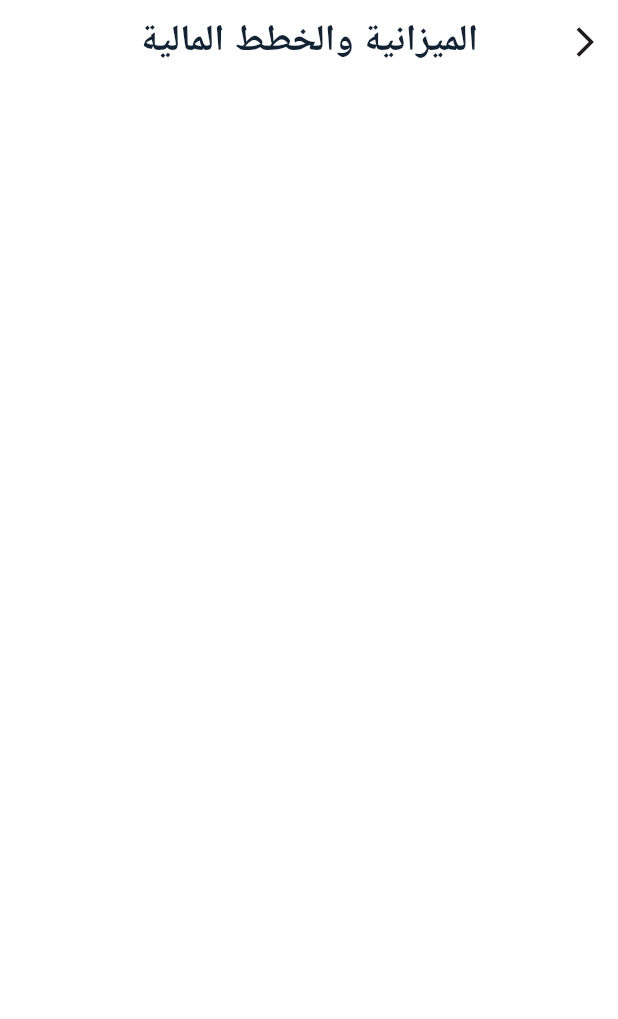
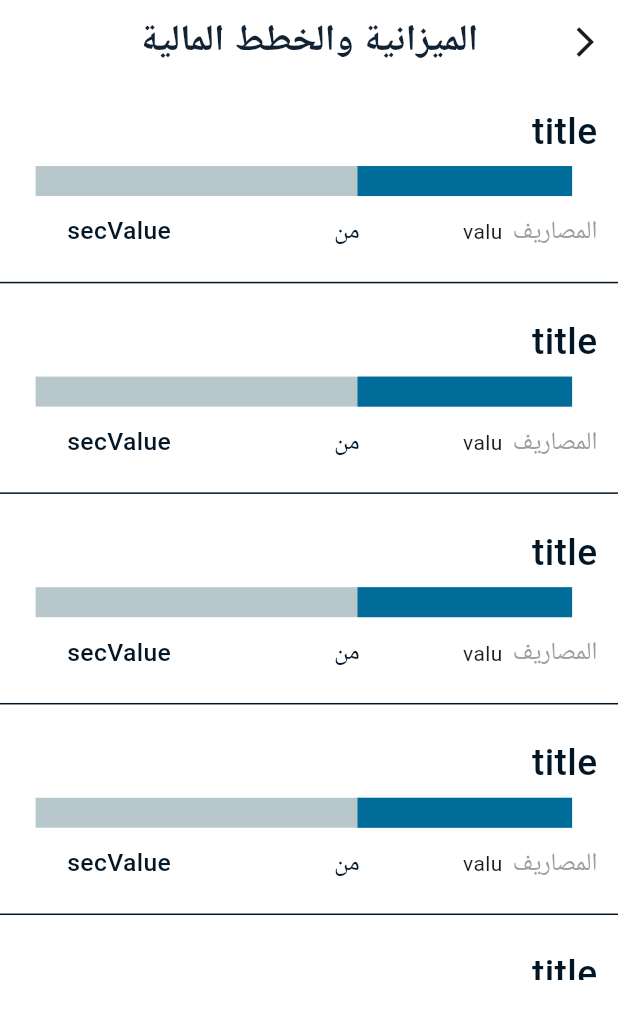
Before and after one commit to tsquare-alex/expenses, a Flutter app: the Budget screen opened directly, on a phone screen of 412 x 824 dp. Shown: the top 1019 px of the screen. Run offline on Flutter 3.47's test engine with Material 3 defaults, Android fonts, the light colour scheme and no system bars; drawn by our look-alikes of flutter_easyloading, percent_indicator; our stand-ins replace animated_bottom_navigation_bar, auto_route, bloc, cloud_firestore, equatable, firebase_auth and 11 more; missing offline and left inert: circle_progress_bar; accounts and stored records are empty; Roboto replaces fonts that are missing (Tajawal).

Commit message:
add item budget

```diff
--- a/lib/general/constants/custom_ drop_down/PopUpMenu.dart
+++ b/lib/general/constants/custom_ drop_down/PopUpMenu.dart
@@ -2,7 +2,6 @@ import 'dart:async';
 import 'package:flutter/foundation.dart';
 import 'package:flutter/material.dart';
 import 'package:flutter/rendering.dart';
-import 'package:flutter/widgets.dart';
 
 import 'PopUpSafeArea.dart';
 
--- a/lib/res.dart
+++ b/lib/res.dart
@@ -14,7 +14,7 @@ class Res {
   static const String home = "assets/images/home.png";
   static const String icon = "assets/images/icon.png";
   static const String lang = "assets/images/lang.png";
-  static const String launcher_icon = "assets/images/launcher_icon.png";
+  static const String launcherIcon = "assets/images/launcher_icon.png";
   static const String logo = "assets/images/logo.png";
   static const String marker = "assets/images/marker.png";
   static const String mobile = "assets/images/mobile.svg";
--- a/lib/user/screens/budget/budget.dart
+++ b/lib/user/screens/budget/budget.dart
@@ -8,7 +8,6 @@ class Budget extends StatefulWidget {
 }
 
 class _BudgetState extends State<Budget> {
-
   BudgetData data = BudgetData();
   @override
   Widget build(BuildContext context) {
@@ -29,6 +28,26 @@ class _BudgetState extends State<Budget> {
           fontWeight: FontWeight.bold,
         ),
       ),
+      body: Column(
+        children: [
+          Container(
+            height: 500.h,
+            child: ListView.separated(
+              itemCount: 5,
+              itemBuilder: (context, index) => ItemBudget(
+                  precent: 0.4,
+                  title: "title",
+                  value: "value",
+                  secValue: "secValue"),
+              separatorBuilder: (BuildContext context, int index) {
+                return Divider(
+                  color: MyColors.black,
+                );
+              },
+            ),
+          )
+        ],
+      ),
     );
   }
 }
--- a/lib/user/screens/budget/budget_imports.dart
+++ b/lib/user/screens/budget/budget_imports.dart
@@ -1,6 +1,7 @@
 import 'package:auto_route/auto_route.dart';
 import 'package:expenses/general/constants/MyColors.dart';
 import 'package:expenses/general/widgets/MyText.dart';
+import 'package:expenses/user/screens/budget/widget/item_budget.dart';
 import 'package:flutter/material.dart';
 import 'package:flutter_screenutil/flutter_screenutil.dart';
 
--- /dev/null
+++ b/lib/user/screens/budget/widget/item_budget.dart
@@ -0,0 +1,66 @@
+import 'package:expenses/general/constants/MyColors.dart';
+import 'package:expenses/general/widgets/MyText.dart';
+import 'package:flutter/material.dart';
+import 'package:flutter_screenutil/flutter_screenutil.dart';
+import 'package:percent_indicator/linear_percent_indicator.dart';
+
+class ItemBudget extends StatelessWidget {
+  final String title;
+  final String value;
+  final String secValue;
+  final double precent;
+
+  const ItemBudget(
+      {super.key,
+      required this.title,
+      required this.value,
+      required this.precent,
+      required this.secValue});
+
+  @override
+  Widget build(BuildContext context) {
+    return Padding(
+      padding: EdgeInsets.all(12.w),
+      child: Column(
+        mainAxisAlignment: MainAxisAlignment.start,
+        crossAxisAlignment: CrossAxisAlignment.start,
+        children: <Widget>[
+          MyText(title: title, color: MyColors.black, size: 18.sp),
+          SizedBox(
+            height: 5.h,
+          ),
+          LinearPercentIndicator(
+            isRTL: true,
+            alignment: MainAxisAlignment.end,
+            width: 330.w,
+            animation: true,
+            lineHeight: 20.0,
+            animationDuration: 2000,
+            percent: precent,
+            progressColor: MyColors.primary,
+          ),
+          SizedBox(
+            height: 10.h,
+          ),
+          Row(
+            children: [
+              MyText(title: "المصاريف", color: MyColors.grey, size: 12.sp),
+              SizedBox(
+                width: 6.w,
+              ),
+              Text("valu"),
+              SizedBox(
+                width: 60.w,
+              ),
+              MyText(title: "من", color: MyColors.black, size: 12.sp),
+              SizedBox(
+                width: 95.w,
+              ),
+              MyText(title: secValue, color: MyColors.black, size: 12.sp)
+            ],
+          )
+        ],
+      ),
+    );
+  }
+}
```
Also changed, not shown: lib/general/blocks/login_cubit/login_cubit.dart (+6 -8 lines), pubspec.yaml (+3 -6 lines), lib/general/constants/custom_ drop_down/CustomDropDown.dart (indentation only), pubspec.lock. Lines whose indentation alone changed are shown as unchanged.
